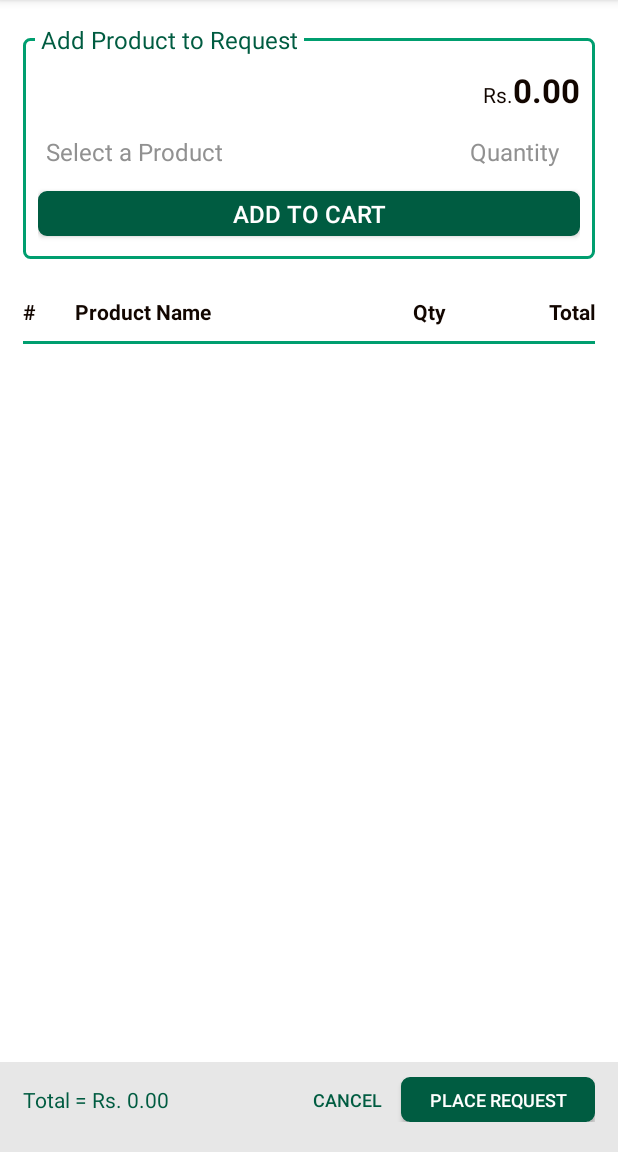
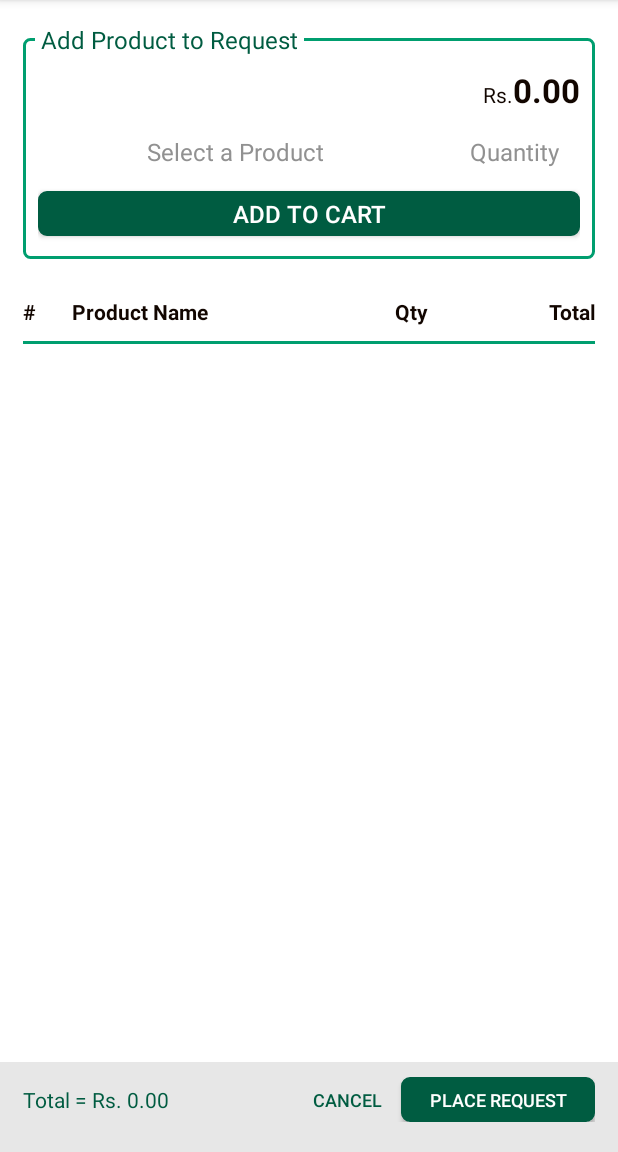
Before and after one commit to dushyanthkandiah/QuickBill, an Android app: the FragmentRequest screen opened directly, with no data from a screen before it, on a phone screen of 412 x 824 dp, the part 84-1236 px from its top. Run offline under Robolectric (Android 15) with nearby library versions, the phone set to English and light mode, and no system bars; our stand-ins replace Volley; network calls fail.

```diff
--- a/app/src/main/res/layout/dialog_select_product.xml
+++ b/app/src/main/res/layout/dialog_select_product.xml
@@ -5,10 +5,8 @@
     android:layout_height="wrap_content"
     android:gravity="center"
     android:orientation="vertical"
-
     app:cardCornerRadius="10dp"
     tools:style="@style/CardView">
-
 
     <LinearLayout
         android:layout_width="match_parent"
--- a/app/src/main/res/layout/fragment_request.xml
+++ b/app/src/main/res/layout/fragment_request.xml
@@ -2,12 +2,14 @@
     xmlns:tools="http://schemas.android.com/tools"
     android:layout_width="match_parent"
     android:layout_height="match_parent"
+    xmlns:app="http://schemas.android.com/apk/res-auto"
     android:background="@color/colorPrimaryDark"
     tools:context="Fragments.FragmentRequest">
 
     <android.support.v4.widget.NestedScrollView
         android:layout_width="match_parent"
-        android:layout_height="match_parent">
+        android:layout_height="match_parent"
+        android:layout_above="@+id/linearLayout">
 
         <LinearLayout
             android:layout_width="match_parent"
@@ -67,10 +69,11 @@
                             android:background="@drawable/edittext_select"
                             android:clickable="true"
                             android:focusable="false"
+                            android:textAlignment="center"
                             android:hint="Select a Product"
                             android:maxLines="1"
                             android:padding="5dp"
-                            android:textColor="@color/colorPrimaryDark"
+                            android:textColor="@color/colorPrimary"
                             android:textColorHint="@color/colorMuted"
                             android:textSize="16dp" />
 
@@ -86,10 +89,9 @@
                             android:padding="5dp"
                             android:singleLine="true"
                             android:textAlignment="center"
-                            android:textColor="@color/colorPrimaryDark"
+                            android:textColor="@color/colorPrimary"
                             android:textColorHint="@color/colorMuted"
                             android:textSize="16dp" />
-
 
                     </LinearLayout>
 
@@ -100,15 +102,15 @@
 
                         <Button
                             android:id="@+id/btnAddToList"
-                            android:layout_width="match_parent"
+                            android:layout_width="0dp"
+                            android:layout_weight="1"
                             android:layout_height="30dp"
                             android:layout_marginBottom="5dp"
                             android:layout_marginTop="10dp"
                             android:background="@drawable/rounded_button_v2"
+                            android:text="Add to cart"
                             android:textColor="@color/colorPrimaryDark"
-                            android:text="Add to Cart"
                             android:textSize="16dp" />
-
 
                     </LinearLayout>
 
@@ -130,8 +132,8 @@
                 android:layout_width="match_parent"
                 android:layout_height="wrap_content"
                 android:layout_marginLeft="15dp"
+                android:layout_marginRight="15dp"
                 android:layout_marginTop="10dp"
-                android:layout_marginRight="15dp"
                 android:orientation="horizontal">
 
                 <TextView
@@ -139,8 +141,8 @@
                     android:layout_height="wrap_content"
                     android:layout_weight="2"
                     android:text="#"
+                    android:textColor="@color/colorPrimary"
                     android:textStyle="bold"
-                    android:textColor="@color/colorPrimary"
                     tools:ignore="Suspicious0dp" />
 
                 <TextView
@@ -148,28 +150,28 @@
                     android:layout_height="wrap_content"
                     android:layout_weight="13"
                     android:text="Product Name"
+                    android:textColor="@color/colorPrimary"
                     android:textStyle="bold"
-                    android:textColor="@color/colorPrimary"
                     tools:ignore="Suspicious0dp" />
 
                 <TextView
                     android:layout_width="0dp"
                     android:layout_height="wrap_content"
-                    android:layout_weight="2"
+                    android:layout_weight="3"
+                    android:text="Qty"
                     android:textColor="@color/colorPrimary"
-                    android:text="Qty"
                     android:textStyle="bold"
                     tools:ignore="Suspicious0dp" />
 
                 <TextView
                     android:layout_width="0dp"
-                    android:textStyle="bold"
                     android:layout_height="wrap_content"
                     android:layout_weight="5"
+                    android:gravity="end"
+                    android:text="Total"
                     android:textColor="@color/colorPrimary"
-                    android:text="Total"
-                    tools:ignore="Suspicious0dp"
-                    android:gravity="end" />
+                    android:textStyle="bold"
+                    tools:ignore="Suspicious0dp" />
 
             </LinearLayout>
 
@@ -193,46 +195,48 @@
     </android.support.v4.widget.NestedScrollView>
 
     <LinearLayout
+        app:layout_behavior="@string/appbar_scrolling_view_behavior"
         android:layout_width="match_parent"
+        android:layout_height="wrap_content"
         android:layout_alignParentBottom="true"
+        android:background="@color/backgroundMuted"
+        android:gravity="center_vertical"
         android:orientation="horizontal"
+        android:paddingBottom="20dp"
         android:paddingLeft="15dp"
-        android:gravity="center_vertical"
-        android:background="@color/backgroundMuted"
         android:paddingRight="15dp"
         android:paddingTop="10dp"
-        android:paddingBottom="20dp"
-        android:layout_height="wrap_content">
+        android:id="@+id/linearLayout">
 
         <TextView
             android:id="@+id/lblTotal"
             android:layout_width="0dp"
+            android:layout_height="wrap_content"
+            android:layout_marginRight="10dp"
             android:layout_weight="7"
-            android:layout_marginRight="10dp"
-            android:layout_height="wrap_content"
-            android:textColor="@color/colorAccent"
-            android:text="Total = Rs. 0.00" />
+            android:text="Total = Rs. 0.00"
+            android:textColor="@color/colorAccent" />
 
         <Button
             android:id="@+id/btnCancel"
             android:layout_width="0dp"
+            android:layout_height="30dp"
+            android:layout_marginRight="10dp"
             android:layout_weight="2"
             android:background="@android:color/transparent"
+            android:text="Cancel"
             android:textColor="@color/colorAccent"
-            android:layout_height="30dp"
-            android:textSize="12dp"
-            android:layout_marginRight="10dp"
-            android:text="Cancel"/>
+            android:textSize="12dp" />
 
         <Button
             android:id="@+id/btnPlaceRequest"
             android:layout_width="0dp"
+            android:layout_height="30dp"
             android:layout_weight="5"
             android:background="@drawable/rounded_button_v2"
+            android:text="Place Request"
             android:textColor="@color/colorPrimaryDark"
-            android:layout_height="30dp"
-            android:textSize="12dp"
-            android:text="Place Request" />
+            android:textSize="12dp" />
 
     </LinearLayout>
 </RelativeLayout>
--- a/app/src/main/res/layout/rcyvw_item_cart.xml
+++ b/app/src/main/res/layout/rcyvw_item_cart.xml
@@ -38,7 +38,7 @@
                 android:id="@+id/lblItemQty"
                 android:layout_width="0dp"
                 android:layout_height="wrap_content"
-                android:layout_weight="2"
+                android:layout_weight="3"
                 android:textColor="@color/colorPrimary"
                 android:text="Qty" />
 
@@ -55,6 +55,7 @@
 
         <View
             android:layout_width="match_parent"
+            android:id="@+id/divider"
             android:layout_height="1dp"
             android:layout_marginTop="10dp"
             android:background="@color/colorMuted" />
```
Also changed, not shown: app/src/main/java/Adapters/ItemCartAdapter.java (+7 -0 lines), app/src/main/java/Adapters/ProductViewAdapter.java (+10 -3 lines), app/src/main/java/Dialogs/DialogAskRemarks.java (added, +95 -0 lines), app/src/main/java/Fragments/FragmentRequest.java (+172 -4 lines), app/src/main/java/Models/ClassItemCart.java (+26 -7 lines), app/src/main/java/ServerLink/ServerRequest.java (+103 -0 lines), app/src/main/res/layout/dialog_remarks.xml (added, +77 -0 lines).
